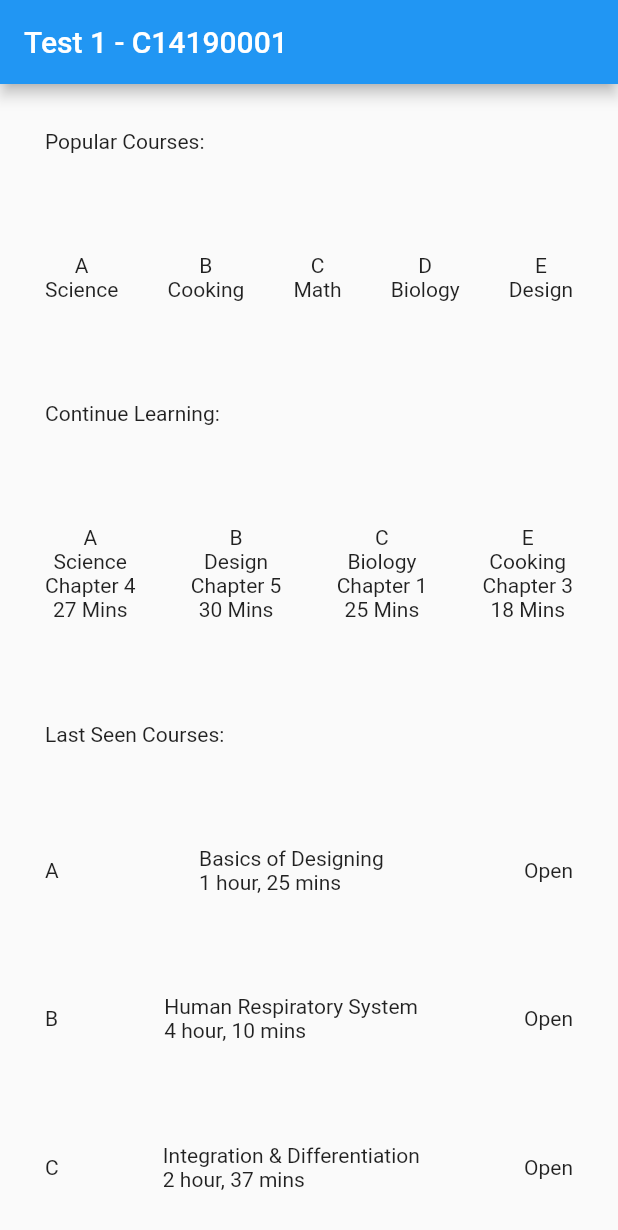
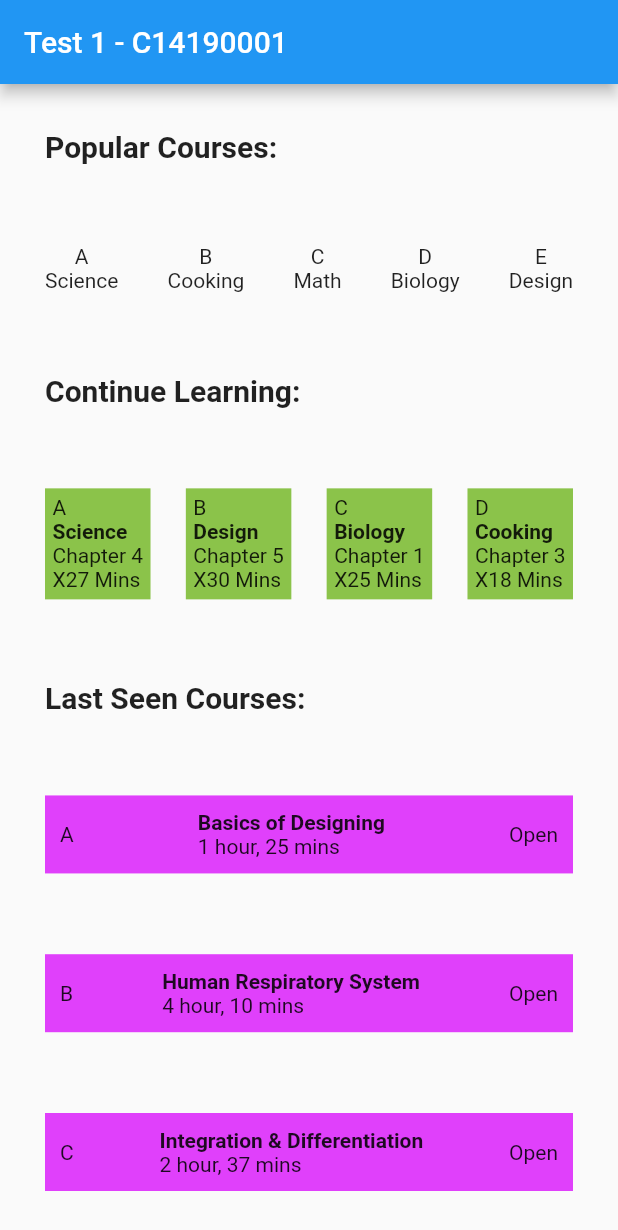
Before and after one commit to C14190001/ambw-uts, a Flutter app: the screen it shows after launch, on a phone screen of 412 x 824 dp. Shown: the top 1230 px of the screen. Run offline on Flutter 3.47's test engine with Material 2 defaults, Android fonts, the light colour scheme and no system bars.

Commit message:
Desain 2

```diff
--- a/lib/main.dart
+++ b/lib/main.dart
@@ -24,7 +24,11 @@ class MyApp extends StatelessWidget {
                 //Popular Courses
                 Row(
                   crossAxisAlignment: CrossAxisAlignment.start,
-                  children: const [Text("Popular Courses:")],
+                  children: const [
+                    Text("Popular Courses:",
+                        style: TextStyle(
+                            fontWeight: FontWeight.bold, fontSize: 20))
+                  ],
                 ),
                 Row(
                   mainAxisAlignment: MainAxisAlignment.spaceBetween,
@@ -64,91 +68,146 @@ class MyApp extends StatelessWidget {
                 //Continue Learning
                 Row(
                   crossAxisAlignment: CrossAxisAlignment.start,
-                  children: const [Text("Continue Learning:")],
+                  children: const [
+                    Text("Continue Learning:",
+                        style: TextStyle(
+                            fontWeight: FontWeight.bold, fontSize: 20))
+                  ],
                 ),
                 Row(
                   mainAxisAlignment: MainAxisAlignment.spaceBetween,
                   children: [
-                    Column(
-                      children: const [
-                        Text("A"),
-                        Text("Science"),
-                        Text("Chapter 4"),
-                        Text("27 Mins"),
+                    Container(
+                      padding: const EdgeInsets.all(5),
+                      color: Colors.lightGreen,
+                      child: Column(
+                        crossAxisAlignment: CrossAxisAlignment.start,
+                        children: [
+                          const Text("A"),
+                          const Text("Science",
+                              style: TextStyle(fontWeight: FontWeight.bold)),
+                          const Text("Chapter 4"),
+                          Row(
+                            children: const [Text("X"), Text("27 Mins")],
+                          ),
                         ],
                       ),
-                    Column(
-                      children: const [
-                        Text("B"),
-                        Text("Design"),
-                        Text("Chapter 5"),
-                        Text("30 Mins"),
+                    ),
+                    Container(
+                      padding: const EdgeInsets.all(5),
+                      color: Colors.lightGreen,
+                      child: Column(
+                        crossAxisAlignment: CrossAxisAlignment.start,
+                        children: [
+                          const Text("B"),
+                          const Text("Design",
+                              style: TextStyle(fontWeight: FontWeight.bold)),
+                          const Text("Chapter 5"),
+                          Row(
+                            children: const [Text("X"), Text("30 Mins")],
+                          ),
                         ],
                       ),
-                    Column(
-                      children: const [
-                        Text("C"),
-                        Text("Biology"),
-                        Text("Chapter 1"),
-                        Text("25 Mins"),
+                    ),
+                    Container(
+                      padding: const EdgeInsets.all(5),
+                      color: Colors.lightGreen,
+                      child: Column(
+                        crossAxisAlignment: CrossAxisAlignment.start,
+                        children: [
+                          const Text("C"),
+                          const Text("Biology",
+                              style: TextStyle(fontWeight: FontWeight.bold)),
+                          const Text("Chapter 1"),
+                          Row(
+                            children: const [Text("X"), Text("25 Mins")],
+                          ),
                         ],
                       ),
-                    Column(
-                      children: const [
-                        Text("E"),
-                        Text("Cooking"),
-                        Text("Chapter 3"),
-                        Text("18 Mins"),
+                    ),
+                    Container(
+                      padding: const EdgeInsets.all(5),
+                      color: Colors.lightGreen,
+                      child: Column(
+                        crossAxisAlignment: CrossAxisAlignment.start,
+                        children: [
+                          const Text("D"),
+                          const Text("Cooking",
+                              style: TextStyle(fontWeight: FontWeight.bold)),
+                          const Text("Chapter 3"),
+                          Row(
+                            children: const [Text("X"), Text("18 Mins")],
+                          ),
                         ],
                       ),
+                    )
                   ],
                 ),
                 //Last Seen Courses:
                 Row(
                   crossAxisAlignment: CrossAxisAlignment.start,
-                  children: const [Text("Last Seen Courses:")],
+                  children: const [
+                    Text("Last Seen Courses:",
+                        style: TextStyle(
+                            fontWeight: FontWeight.bold, fontSize: 20))
+                  ],
                 ),
-                Row(
+                Container(
+                  padding: const EdgeInsets.all(10),
+                  color: Colors.purpleAccent,
+                  child: Row(
                     mainAxisAlignment: MainAxisAlignment.spaceBetween,
                     children: [
                       const Text("A"),
                       Column(
                         crossAxisAlignment: CrossAxisAlignment.start,
                         children: const [
-                        Text("Basics of Designing"),
+                          Text("Basics of Designing",
+                              style: TextStyle(fontWeight: FontWeight.bold)),
                           Text("1 hour, 25 mins")
                         ],
                       ),
                       const Text("Open")
                     ],
                   ),
-                Row(
+                ),
+                Container(
+                  padding: const EdgeInsets.all(10),
+                  color: Colors.purpleAccent,
+                  child: Row(
                     mainAxisAlignment: MainAxisAlignment.spaceBetween,
                     children: [
                       const Text("B"),
                       Column(
                         crossAxisAlignment: CrossAxisAlignment.start,
                         children: const [
-                        Text("Human Respiratory System"),
+                          Text("Human Respiratory System",
+                              style: TextStyle(fontWeight: FontWeight.bold)),
                           Text("4 hour, 10 mins")
                         ],
                       ),
                       const Text("Open")
                     ],
                   ),
-                Row(
+                ),
+                Container(
+                  padding: const EdgeInsets.all(10),
+                  color: Colors.purpleAccent,
+                  child: Row(
                     mainAxisAlignment: MainAxisAlignment.spaceBetween,
                     children: [
                       const Text("C"),
                       Column(
                         crossAxisAlignment: CrossAxisAlignment.start,
                         children: const [
-                        Text("Integration & Differentiation"),
+                          Text("Integration & Differentiation",
+                              style: TextStyle(fontWeight: FontWeight.bold)),
                           Text("2 hour, 37 mins")
                         ],
                       ),
                       const Text("Open")
                     ],
+                  ),
                 ),
               ],
             ),
```
Lines whose indentation alone changed are shown as unchanged.
